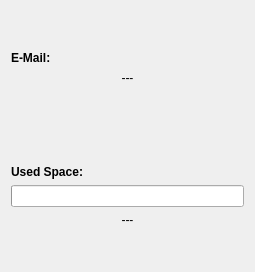
Above: accountinfopage.ui from lawand/droper before the change. Below: the same form after it.
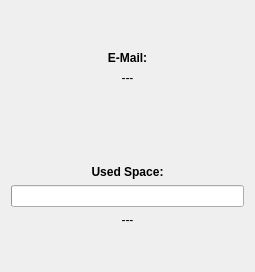
That is the form after the change.

What changed in the file:
```diff
--- a/accountinfopage.ui
+++ b/accountinfopage.ui
@@ -46,6 +46,9 @@
        <property name="text">
         <string>E-Mail:</string>
        </property>
+       <property name="alignment">
+        <set>Qt::AlignCenter</set>
+       </property>
       </widget>
      </item>
      <item>
@@ -108,6 +111,9 @@
        <property name="text">
         <string>Used Space:</string>
        </property>
+       <property name="alignment">
+        <set>Qt::AlignCenter</set>
+       </property>
       </widget>
      </item>
      <item>
```
